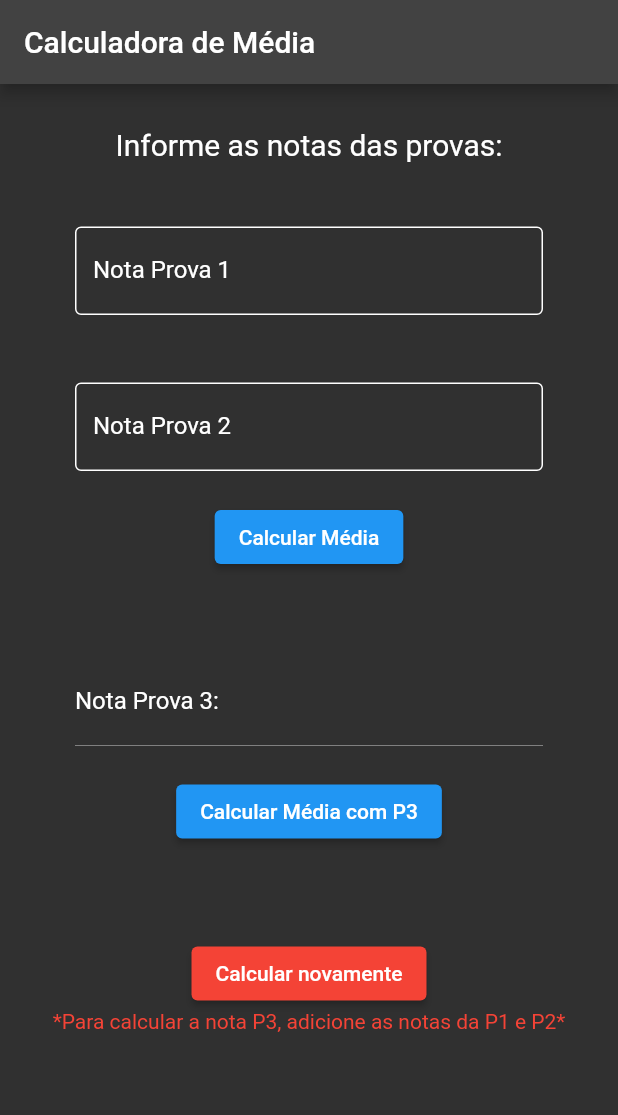
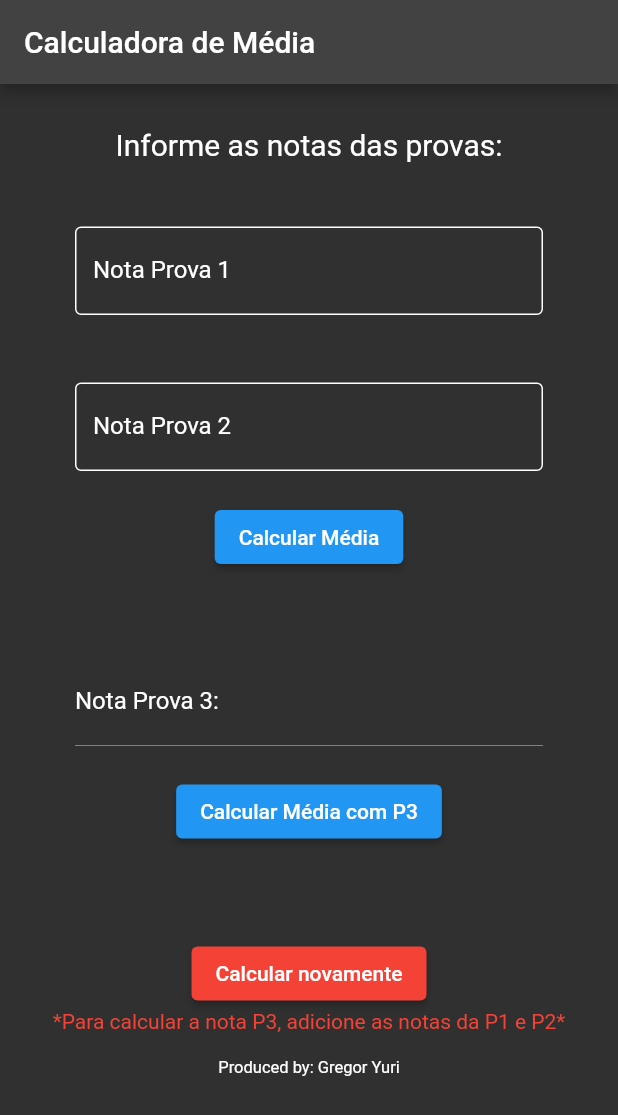
Before and after one commit to gregor-21/calculadora_media, a Flutter app: the screen it shows after launch, on a phone screen of 412 x 824 dp. Shown: the top 1115 px of the screen. Run offline on Flutter 3.47's test engine with Material 2 defaults, Android fonts, the phone set to English and light mode, and no system bars.

Commit message:
colocando marca

```diff
--- a/score_calculation/lib/calculator.dart
+++ b/score_calculation/lib/calculator.dart
@@ -169,6 +169,10 @@ class _MediaCalculatorPageState extends State<MediaCalculatorPage> {
                   ),
                 ),
               ),
+              Text(
+                'Produced by: Gregor Yuri',
+                style: TextStyle(fontSize: 11),
+              ),
             ],
           ),
         ),
```
